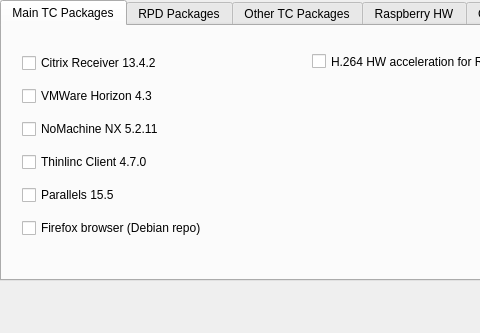
Old version of the form rpitc.ui in the repository Gibbio/RPiTC_Builder; both pictures show x 0 to 480 and y 0 to 333 of the 733 by 333 pixel window.
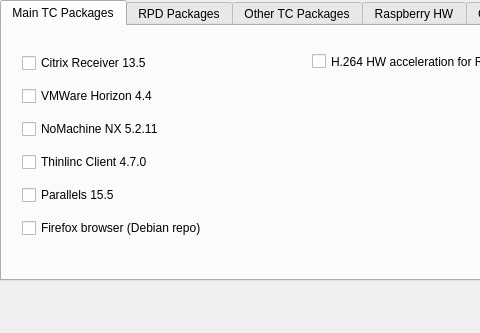
New version of the form. Icons and pictures are not drawn.

Commit message: Citrix Receiver 13.5 and VMWare Horizon 4.4

```diff
--- a/rpitc.ui
+++ b/rpitc.ui
@@ -65,7 +65,7 @@
        <item>
         <widget class="QCheckBox" name="ica_checkBox">
          <property name="text">
-          <string>Citrix Receiver 13.4.2</string>
+          <string>Citrix Receiver 13.5</string>
          </property>
          <property name="icon">
           <iconset resource="icons.qrc">
@@ -76,7 +76,7 @@
        <item>
         <widget class="QCheckBox" name="vmware_checkBox">
          <property name="text">
-          <string>VMWare Horizon 4.3</string>
+          <string>VMWare Horizon 4.4</string>
          </property>
          <property name="icon">
           <iconset resource="icons.qrc">
```
The commit also changes 3 other files.
